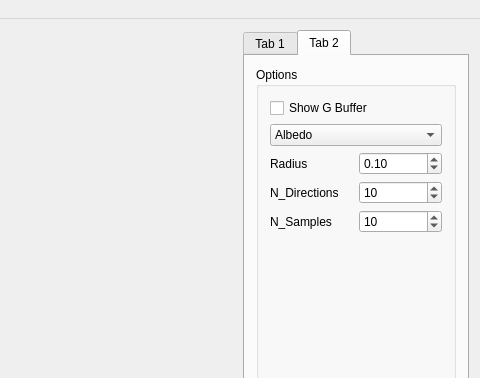
First picture: the form in main_window.ui, repository AdriaL-FIB/PBR-Renderer, before the edit; both pictures show x 370 to 850 and y 0 to 378 of the 850 by 640 pixel window.
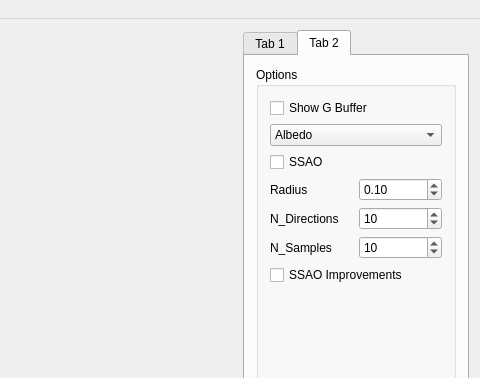
Second picture: the form after the edit. Custom widgets are drawn as their Qt base class.

What changed in the file:
```diff
--- a/main_window.ui
+++ b/main_window.ui
@@ -403,6 +403,13 @@
                </item>
               </widget>
              </item>
+             <item>
+              <widget class="QCheckBox" name="checkBox_2">
+               <property name="text">
+                <string>SSAO</string>
+               </property>
+              </widget>
+             </item>
              <item>
               <layout class="QHBoxLayout" name="horizontalLayout_5">
                <item>
@@ -460,6 +467,13 @@
                </item>
               </layout>
              </item>
+             <item>
+              <widget class="QCheckBox" name="checkBox">
+               <property name="text">
+                <string>SSAO Improvements</string>
+               </property>
+              </widget>
+             </item>
              <item>
               <spacer name="verticalSpacer">
                <property name="orientation">
```
Left out of the diff: 40 changed lines with no effect on the pictures.
